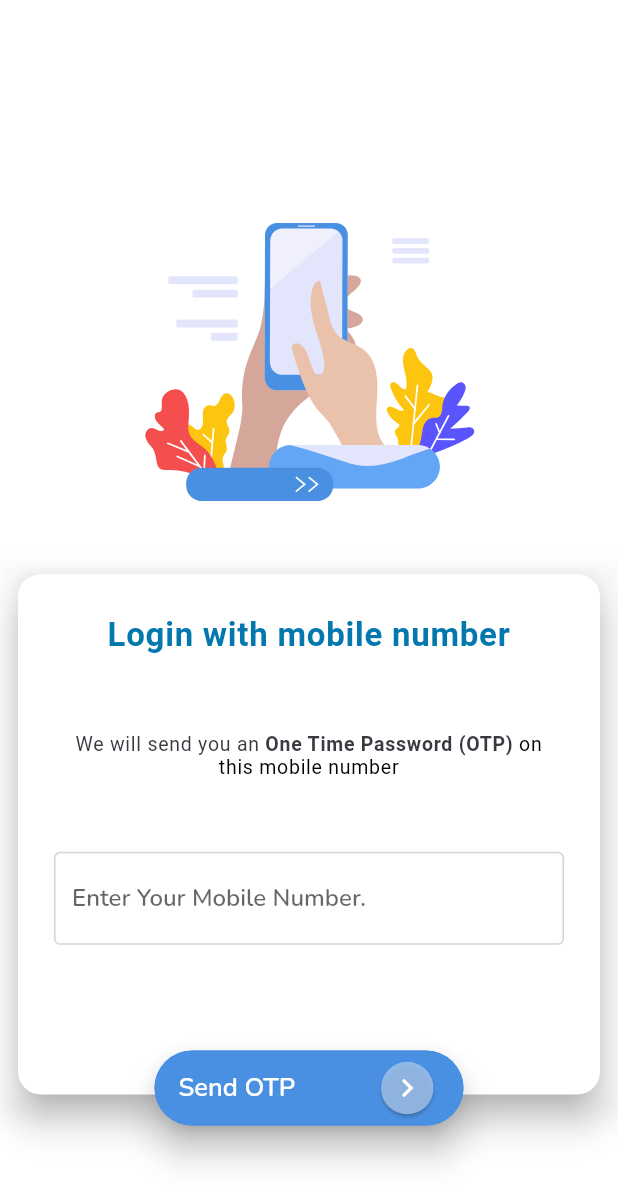
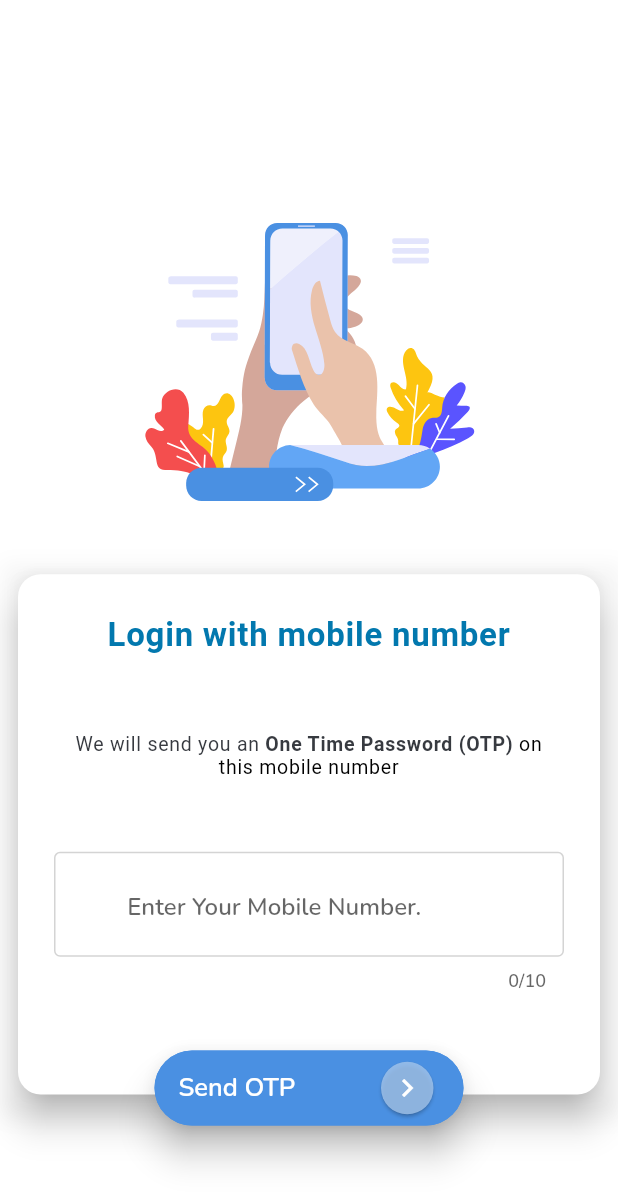
Before and after one commit to thesandx/MoviesX, a Flutter app: the screen it shows after launch, on a phone screen of 412 x 824 dp. Shown: the top 1204 px of the screen. Run offline on Flutter 3.47's test engine with Material 2 defaults, Android fonts, the phone set to English and light mode, and no system bars; our stand-ins replace bubble_bottom_bar, carousel_slider, firebase_auth, firebase_core, flutter_svg, flutter_vector_icons and 2 more; missing offline and left inert: pin_entry_text_field; accounts and stored records are empty.

Commit message:
Login firebase integration Completed

```diff
--- a/lib/main.dart
+++ b/lib/main.dart
@@ -3,7 +3,7 @@ import 'package:google_fonts/google_fonts.dart';
 import 'package:movie_app/views/home/HomePage.dart';
 import 'package:movie_app/views/login/login_otp.dart';
 
-void main() {
+void main() async {
   runApp(MyApp());
 }
 
--- a/lib/views/login/login_otp.dart
+++ b/lib/views/login/login_otp.dart
@@ -1,5 +1,8 @@
+import 'package:firebase_auth/firebase_auth.dart';
+import 'package:firebase_core/firebase_core.dart';
 import 'package:flutter/material.dart';
 import 'package:lottie/lottie.dart';
+import 'package:movie_app/views/home/HomePage.dart';
 import 'package:movie_app/views/login/otp_verify.dart';
 import 'package:movie_app/widgets/button.dart';
 
@@ -10,9 +13,23 @@ class LoginOtp extends StatefulWidget {
 
 class _LoginOtpState extends State<LoginOtp> {
   @override
+  void initState() {
+    super.initState();
+    Firebase.initializeApp().whenComplete(() {
+      print("firebase initialization completed");
+    });
+  }
+
+  final _phoneController = TextEditingController();
+
+  final scaffoldKey = new GlobalKey<ScaffoldState>();
+  final formKey = new GlobalKey<FormState>();
+
+  @override
   Widget build(BuildContext context) {
     Size size = MediaQuery.of(context).size;
     return Scaffold(
+        key: scaffoldKey,
         resizeToAvoidBottomInset: true,
         backgroundColor: Colors.white,
         body: SingleChildScrollView(
@@ -92,9 +109,25 @@ class _LoginOtpState extends State<LoginOtp> {
                               margin: EdgeInsets.only(top: size.height * 0.045),
                               child: Padding(
                                 padding: EdgeInsets.all(4.0),
+                                child: Form(
+                                  key: formKey,
                                   child: TextFormField(
                                     keyboardType: TextInputType.number,
+                                    maxLength: 10,
+                                    controller: _phoneController,
+                                    validator: (value) {
+                                      if (value == null ||
+                                          value.isEmpty ||
+                                          value.length != 10) {
+                                        return "Please Enter valid phone number";
+                                      }
+                                      return null;
+                                    },
                                     decoration: InputDecoration(
+                                      prefix: Padding(
+                                        padding: EdgeInsets.all(4),
+                                        child: Text('+91'),
+                                      ),
                                       focusedBorder: OutlineInputBorder(
                                         borderSide: BorderSide(
                                           color: Color(0xFFD4D4D4),
@@ -112,6 +145,7 @@ class _LoginOtpState extends State<LoginOtp> {
                                   ),
                                 ),
                               ),
+                            ),
                           ],
                         ),
                       ),
@@ -121,13 +155,15 @@ class _LoginOtpState extends State<LoginOtp> {
                     size: size,
                     text: "Send OTP",
                     press: () {
-                  //print("kuch nhi");
-//                  Navigator.pop(context);
-//                  Navigator.pop(context);
+                      if (formKey.currentState.validate()) {
+                        final phone = _phoneController.text.trim();
+
                         Navigator.push(
                           context,
-                  MaterialPageRoute(builder: (context) => OtpVerfication()),
+                          MaterialPageRoute(
+                              builder: (context) => OtpVerfication(phone)),
                         );
+                      }
                     },
                   ),
                 ],
```
Also changed, not shown: lib/views/home/HomePage.dart (+6 -1 lines), lib/views/login/otp_verify.dart (+119 -6 lines), pubspec.yaml (+7 -4 lines), pubspec.lock, 3 other files. Lines whose indentation alone changed are shown as unchanged.
